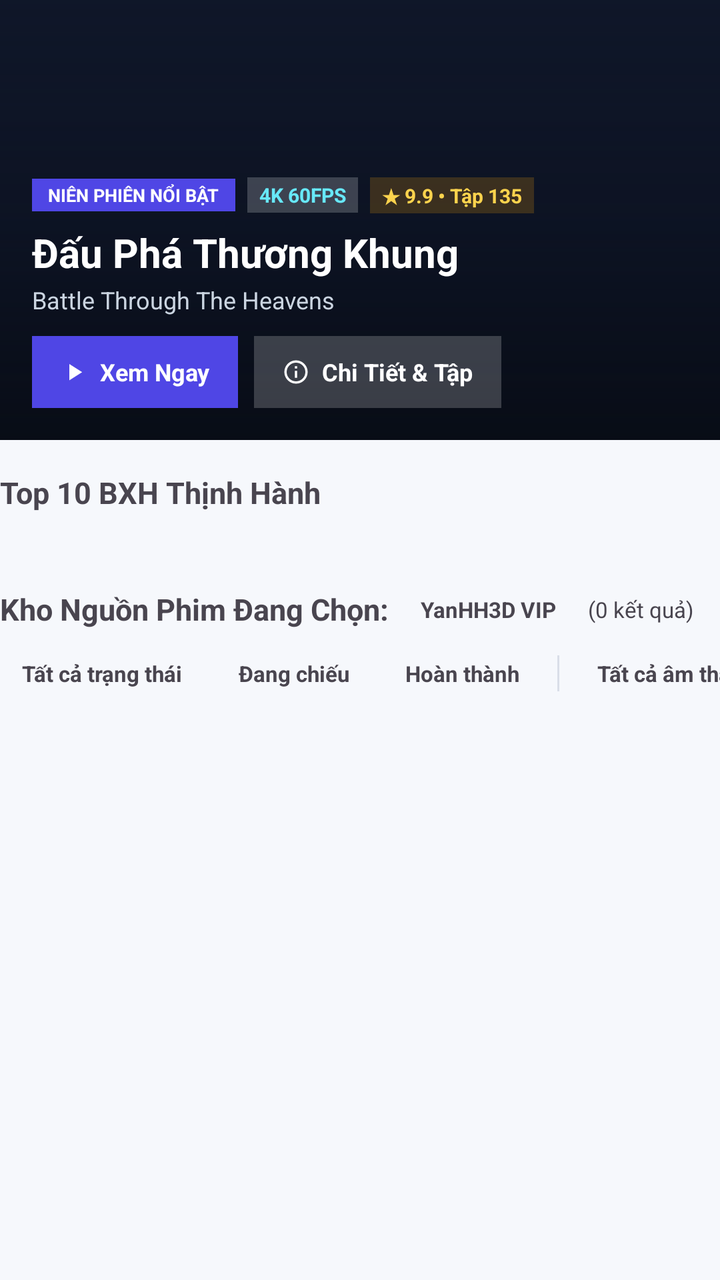
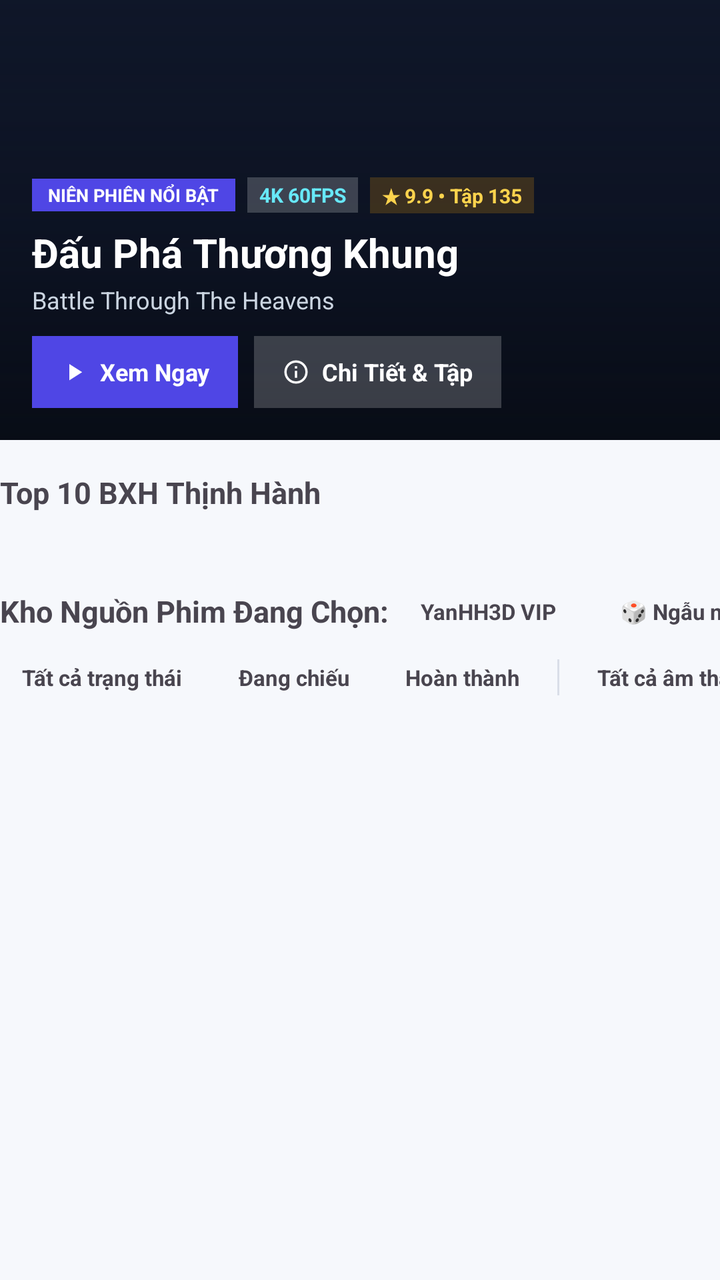

An Android layout rendered at two revisions. The XML below is the earlier revision; the diff shows what the commit changed to produce the second picture.
<!-- AndroidManifest.xml: application theme AppTheme.NoActionBar -->
<!-- res/layout/layout_home_header.xml -->
<?xml version="1.0" encoding="utf-8"?>
<LinearLayout xmlns:android="http://schemas.android.com/apk/res/android"
    xmlns:app="http://schemas.android.com/apk/res-auto"
    android:layout_width="match_parent"
    android:layout_height="wrap_content"
    android:orientation="vertical">

    
    <TextView
        android:id="@+id/txtLoadingFeedBanner"
        android:layout_width="wrap_content"
        android:layout_height="wrap_content"
        android:layout_gravity="center_horizontal"
        android:layout_marginBottom="10dp"
        android:paddingHorizontal="14dp"
        android:paddingVertical="6dp"
        android:text="⬇ Đang kết nối cụm kho hoạt hình 3D..."
        android:textSize="11sp"
        android:textStyle="bold"
        android:visibility="gone" />

    
    <LinearLayout
        android:id="@+id/searchStatusPanel"
        android:layout_width="match_parent"
        android:layout_height="wrap_content"
        android:layout_marginBottom="14dp"
        android:orientation="vertical"
        android:padding="14dp"
        android:visibility="gone">

        <LinearLayout
            android:id="@+id/searchStatusRow"
            android:layout_width="match_parent"
            android:layout_height="wrap_content"
            android:orientation="horizontal">

            
            <LinearLayout
                android:id="@+id/multiSearchLeftPanel"
                android:layout_width="196dp"
                android:layout_height="wrap_content"
                android:layout_marginEnd="14dp"
                android:orientation="vertical"
                android:visibility="gone" />

            
            <LinearLayout
                android:layout_width="0dp"
                android:layout_height="wrap_content"
                android:layout_weight="1"
                android:orientation="vertical">

                <LinearLayout
                    android:layout_width="match_parent"
                    android:layout_height="wrap_content"
                    android:gravity="center_vertical"
                    android:orientation="horizontal">

                    <LinearLayout
                        android:layout_width="0dp"
                        android:layout_height="wrap_content"
                        android:layout_weight="1"
                        android:orientation="vertical">

                        <TextView
                            android:id="@+id/txtSearchHeaderTitle"
                            android:layout_width="wrap_content"
                            android:layout_height="wrap_content"
                            android:text="Kết quả tìm kiếm"
                            android:textSize="14sp"
                            android:textStyle="bold" />

                        <TextView
                            android:id="@+id/txtSearchHeaderSub"
                            android:layout_width="wrap_content"
                            android:layout_height="wrap_content"
                            android:layout_marginTop="2dp"
                            android:textSize="11sp" />
                    </LinearLayout>

                    <Button
                        android:id="@+id/btnHomeClearSearch"
                        android:layout_width="wrap_content"
                        android:layout_height="34dp"
                        android:layout_marginStart="8dp"
                        android:backgroundTint="#33F43F5E"
                        android:focusable="true"
                        android:minHeight="0dp"
                        android:text="✕ Xóa tìm kiếm"
                        android:textAllCaps="false"
                        android:textColor="#F43F5E"
                        android:textSize="11sp"
                        android:textStyle="bold" />
                </LinearLayout>

                <HorizontalScrollView
                    android:id="@+id/multiSearchMobileScroll"
                    android:layout_width="match_parent"
                    android:layout_height="wrap_content"
                    android:layout_marginTop="10dp"
                    android:scrollbars="none"
                    android:visibility="gone">

                    <LinearLayout
                        android:id="@+id/multiSearchMobileChips"
                        android:layout_width="wrap_content"
                        android:layout_height="wrap_content"
                        android:orientation="horizontal" />
                </HorizontalScrollView>
            </LinearLayout>
        </LinearLayout>
    </LinearLayout>

    
    <FrameLayout
        android:id="@+id/heroCard"
        android:layout_width="match_parent"
        android:layout_height="220dp"
        android:layout_marginBottom="16dp">

        <ImageView
            android:id="@+id/imgHeroBg"
            android:layout_width="match_parent"
            android:layout_height="match_parent"
            android:background="#0F172A"
            android:scaleType="centerCrop" />

        <View
            android:layout_width="match_parent"
            android:layout_height="match_parent"
            android:background="@drawable/bg_hero_scrim" />

        <LinearLayout
            android:layout_width="match_parent"
            android:layout_height="wrap_content"
            android:layout_gravity="bottom"
            android:orientation="vertical"
            android:padding="16dp">

            <LinearLayout
                android:layout_width="wrap_content"
                android:layout_height="wrap_content"
                android:gravity="center_vertical"
                android:orientation="horizontal">

                <TextView
                    android:layout_width="wrap_content"
                    android:layout_height="wrap_content"
                    android:background="#4F46E5"
                    android:paddingHorizontal="8dp"
                    android:paddingVertical="2dp"
                    android:text="NIÊN PHIÊN NỔI BẬT"
                    android:textColor="#FFFFFF"
                    android:textSize="9sp"
                    android:textStyle="bold" />

                <TextView
                    android:id="@+id/txtHeroQuality"
                    android:layout_width="wrap_content"
                    android:layout_height="wrap_content"
                    android:layout_marginStart="6dp"
                    android:background="#33FFFFFF"
                    android:paddingHorizontal="6dp"
                    android:paddingVertical="2dp"
                    android:text="4K 60FPS"
                    android:textColor="#67E8F9"
                    android:textSize="10sp"
                    android:textStyle="bold" />

                <TextView
                    android:id="@+id/txtHeroRating"
                    android:layout_width="wrap_content"
                    android:layout_height="wrap_content"
                    android:layout_marginStart="6dp"
                    android:background="#33F59E0B"
                    android:paddingHorizontal="6dp"
                    android:paddingVertical="2dp"
                    android:text="★ 9.9 • Tập 135"
                    android:textColor="#FCD34D"
                    android:textSize="10sp"
                    android:textStyle="bold" />
            </LinearLayout>

            <TextView
                android:id="@+id/txtHeroTitle"
                android:layout_width="match_parent"
                android:layout_height="wrap_content"
                android:layout_marginTop="6dp"
                android:ellipsize="end"
                android:maxLines="1"
                android:text="Đấu Phá Thương Khung"
                android:textColor="#FFFFFF"
                android:textSize="20sp"
                android:textStyle="bold" />

            <TextView
                android:id="@+id/txtHeroSub"
                android:layout_width="match_parent"
                android:layout_height="wrap_content"
                android:layout_marginTop="2dp"
                android:ellipsize="end"
                android:maxLines="1"
                android:text="Battle Through The Heavens"
                android:textColor="#CBD5E1"
                android:textSize="12sp" />

            <LinearLayout
                android:layout_width="match_parent"
                android:layout_height="wrap_content"
                android:layout_marginTop="10dp"
                android:gravity="center_vertical"
                android:orientation="horizontal">

                <LinearLayout
                    android:id="@+id/btnHeroPlay"
                    android:layout_width="wrap_content"
                    android:layout_height="36dp"
                    android:background="#4F46E5"
                    android:clickable="true"
                    android:focusable="true"
                    android:gravity="center_vertical"
                    android:orientation="horizontal"
                    android:paddingHorizontal="14dp">

                    <ImageView
                        android:layout_width="14dp"
                        android:layout_height="14dp"
                        android:layout_marginEnd="6dp"
                        android:importantForAccessibility="no"
                        app:srcCompat="@drawable/ic_play_arrow_sm" />

                    <TextView
                        android:layout_width="wrap_content"
                        android:layout_height="wrap_content"
                        android:text="Xem Ngay"
                        android:textColor="#FFFFFF"
                        android:textSize="12sp"
                        android:textStyle="bold" />
                </LinearLayout>

                <LinearLayout
                    android:id="@+id/btnHeroDetail"
                    android:layout_width="wrap_content"
                    android:layout_height="36dp"
                    android:layout_marginStart="8dp"
                    android:background="#33FFFFFF"
                    android:clickable="true"
                    android:focusable="true"
                    android:gravity="center_vertical"
                    android:orientation="horizontal"
                    android:paddingHorizontal="14dp">

                    <ImageView
                        android:layout_width="14dp"
                        android:layout_height="14dp"
                        android:layout_marginEnd="6dp"
                        android:importantForAccessibility="no"
                        app:srcCompat="@drawable/ic_info_outline" />

                    <TextView
                        android:layout_width="wrap_content"
                        android:layout_height="wrap_content"
                        android:text="Chi Tiết &amp; Tập"
                        android:textColor="#FFFFFF"
                        android:textSize="12sp"
                        android:textStyle="bold" />
                </LinearLayout>

                <Space
                    android:layout_width="0dp"
                    android:layout_height="1dp"
                    android:layout_weight="1" />

                <LinearLayout
                    android:id="@+id/heroDotsContainer"
                    android:layout_width="wrap_content"
                    android:layout_height="wrap_content"
                    android:orientation="horizontal" />
            </LinearLayout>
        </LinearLayout>
    </FrameLayout>

    
    <LinearLayout
        android:id="@+id/continuePanel"
        android:layout_width="match_parent"
        android:layout_height="wrap_content"
        android:layout_marginBottom="16dp"
        android:orientation="vertical"
        android:padding="14dp"
        android:visibility="gone">

        <LinearLayout
            android:layout_width="match_parent"
            android:layout_height="wrap_content"
            android:layout_marginBottom="10dp"
            android:gravity="center_vertical"
            android:orientation="horizontal">

            <TextView
                android:id="@+id/txtContinueHeading"
                android:layout_width="0dp"
                android:layout_height="wrap_content"
                android:layout_weight="1"
                android:text="▶ Tiếp tục xem"
                android:textSize="14sp"
                android:textStyle="bold" />

            <TextView
                android:id="@+id/btnContinueClear"
                android:layout_width="wrap_content"
                android:layout_height="wrap_content"
                android:focusable="true"
                android:padding="4dp"
                android:text="Xóa lịch sử"
                android:textSize="11sp" />
        </LinearLayout>

        <androidx.recyclerview.widget.RecyclerView
            android:id="@+id/rvContinue"
            android:layout_width="match_parent"
            android:layout_height="wrap_content"
            android:nestedScrollingEnabled="false" />
    </LinearLayout>

    
    <LinearLayout
        android:id="@+id/trendingSection"
        android:layout_width="match_parent"
        android:layout_height="wrap_content"
        android:layout_marginBottom="16dp"
        android:orientation="vertical">

        <LinearLayout
            android:layout_width="match_parent"
            android:layout_height="wrap_content"
            android:layout_marginBottom="8dp"
            android:gravity="center_vertical"
            android:orientation="horizontal">

            <TextView
                android:id="@+id/txtTrendingHeading"
                android:layout_width="match_parent"
                android:layout_height="wrap_content"
                android:text="Top 10 BXH Thịnh Hành"
                android:textSize="15sp"
                android:textStyle="bold" />
        </LinearLayout>

        <androidx.recyclerview.widget.RecyclerView
            android:id="@+id/rvTrending"
            android:layout_width="match_parent"
            android:layout_height="wrap_content"
            android:nestedScrollingEnabled="false" />
    </LinearLayout>

    
    <LinearLayout
        android:id="@+id/tvCarouselsContainer"
        android:layout_width="match_parent"
        android:layout_height="wrap_content"
        android:orientation="vertical"
        android:visibility="gone" />

    
    <androidx.recyclerview.widget.RecyclerView
        android:id="@+id/rvGenres"
        android:layout_width="match_parent"
        android:layout_height="wrap_content"
        android:layout_marginBottom="14dp"
        android:nestedScrollingEnabled="false" />

    
    <LinearLayout
        android:layout_width="match_parent"
        android:layout_height="wrap_content"
        android:layout_marginBottom="8dp"
        android:gravity="center_vertical"
        android:orientation="horizontal">

        <TextView
            android:id="@+id/txtCatalogTitle"
            android:layout_width="wrap_content"
            android:layout_height="wrap_content"
            android:text="Kho Nguồn Phim Đang Chọn:"
            android:textSize="15sp"
            android:textStyle="bold" />

        <TextView
            android:id="@+id/txtCatalogSourceBadge"
            android:layout_width="wrap_content"
            android:layout_height="wrap_content"
            android:layout_marginStart="6dp"
            android:paddingHorizontal="10dp"
            android:paddingVertical="3dp"
            android:text="YanHH3D VIP"
            android:textSize="11sp"
            android:textStyle="bold" />

        <TextView
            android:id="@+id/txtCatalogCount"
            android:layout_width="wrap_content"
            android:layout_height="wrap_content"
            android:layout_marginStart="6dp"
            android:text="(0 kết quả)"
            android:textSize="11sp" />
    </LinearLayout>

    
    <HorizontalScrollView
        android:id="@+id/catalogFilterScroll"
        android:layout_width="match_parent"
        android:layout_height="wrap_content"
        android:layout_marginBottom="10dp"
        android:scrollbars="none">

        <LinearLayout
            android:id="@+id/catalogFilterBar"
            android:layout_width="wrap_content"
            android:layout_height="wrap_content"
            android:gravity="center_vertical"
            android:orientation="horizontal">

            <TextView
                android:id="@+id/chipStatusAll"
                android:layout_width="wrap_content"
                android:layout_height="wrap_content"
                android:layout_marginEnd="6dp"
                android:clickable="true"
                android:focusable="true"
                android:paddingHorizontal="11dp"
                android:paddingVertical="6dp"
                android:text="Tất cả trạng thái"
                android:textSize="11sp"
                android:textStyle="bold" />

            <TextView
                android:id="@+id/chipStatusOngoing"
                android:layout_width="wrap_content"
                android:layout_height="wrap_content"
                android:layout_marginEnd="6dp"
                android:clickable="true"
                android:focusable="true"
                android:paddingHorizontal="11dp"
                android:paddingVertical="6dp"
                android:text="Đang chiếu"
                android:textSize="11sp"
                android:textStyle="bold" />

            <TextView
                android:id="@+id/chipStatusCompleted"
                android:layout_width="wrap_content"
                android:layout_height="wrap_content"
                android:layout_marginEnd="8dp"
                android:clickable="true"
                android:focusable="true"
                android:paddingHorizontal="11dp"
                android:paddingVertical="6dp"
                android:text="Hoàn thành"
                android:textSize="11sp"
                android:textStyle="bold" />

            <View
                android:id="@+id/catalogStatusDivider"
                android:layout_width="1dp"
                android:layout_height="18dp"
                android:layout_marginEnd="8dp"
                android:background="#4D94A3B8" />

            <TextView
                android:id="@+id/chipAudioAll"
                android:layout_width="wrap_content"
                android:layout_height="wrap_content"
                android:layout_marginEnd="6dp"
                android:clickable="true"
                android:focusable="true"
                android:paddingHorizontal="11dp"
                android:paddingVertical="6dp"
                android:text="Tất cả âm thanh"
                android:textSize="11sp"
                android:textStyle="bold" />

            <TextView
                android:id="@+id/chipAudioDub"
                android:layout_width="wrap_content"
                android:layout_height="wrap_content"
                android:layout_marginEnd="6dp"
                android:clickable="true"
                android:focusable="true"
                android:paddingHorizontal="11dp"
                android:paddingVertical="6dp"
                android:text="Thuyết Minh"
                android:textSize="11sp"
                android:textStyle="bold" />

            <TextView
                android:id="@+id/chipAudioSub"
                android:layout_width="wrap_content"
                android:layout_height="wrap_content"
                android:layout_marginEnd="8dp"
                android:clickable="true"
                android:focusable="true"
                android:paddingHorizontal="11dp"
                android:paddingVertical="6dp"
                android:text="Vietsub"
                android:textSize="11sp"
                android:textStyle="bold" />

            <View
                android:id="@+id/catalogFilterDivider"
                android:layout_width="1dp"
                android:layout_height="18dp"
                android:layout_marginEnd="8dp"
                android:background="#4D94A3B8" />

            <TextView
                android:id="@+id/chipSortDefault"
                android:layout_width="wrap_content"
                android:layout_height="wrap_content"
                android:layout_marginEnd="6dp"
                android:clickable="true"
                android:focusable="true"
                android:paddingHorizontal="11dp"
                android:paddingVertical="6dp"
                android:text="Mới cập nhật"
                android:textSize="11sp"
                android:textStyle="bold" />

            <TextView
                android:id="@+id/chipSortEpisodes"
                android:layout_width="wrap_content"
                android:layout_height="wrap_content"
                android:layout_marginEnd="6dp"
                android:clickable="true"
                android:focusable="true"
                android:paddingHorizontal="11dp"
                android:paddingVertical="6dp"
                android:text="Nhiều tập"
                android:textSize="11sp"
                android:textStyle="bold" />

            <TextView
                android:id="@+id/chipSortRating"
                android:layout_width="wrap_content"
                android:layout_height="wrap_content"
                android:layout_marginEnd="6dp"
                android:clickable="true"
                android:focusable="true"
                android:paddingHorizontal="11dp"
                android:paddingVertical="6dp"
                android:text="★ Đánh giá cao"
                android:textSize="11sp"
                android:textStyle="bold" />

            <TextView
                android:id="@+id/chipSortTitleAz"
                android:layout_width="wrap_content"
                android:layout_height="wrap_content"
                android:clickable="true"
                android:focusable="true"
                android:paddingHorizontal="11dp"
                android:paddingVertical="6dp"
                android:text="Tên A - Z"
                android:textSize="11sp"
                android:textStyle="bold" />
        </LinearLayout>
    </HorizontalScrollView>

    <LinearLayout
        android:id="@+id/emptyCatalogBox"
        android:layout_width="match_parent"
        android:layout_height="wrap_content"
        android:gravity="center"
        android:orientation="vertical"
        android:paddingVertical="40dp"
        android:visibility="gone">

        <TextView
            android:id="@+id/txtEmptyCatalog"
            android:layout_width="match_parent"
            android:layout_height="wrap_content"
            android:gravity="center"
            android:text="🎬 Không tìm thấy phim phù hợp với bộ lọc"
            android:textSize="13sp" />

        <Button
            android:id="@+id/btnResetCatalogFilters"
            android:layout_width="wrap_content"
            android:layout_height="36dp"
            android:layout_marginTop="10dp"
            android:focusable="true"
            android:minHeight="0dp"
            android:paddingHorizontal="16dp"
            android:text="↺ Đặt lại bộ lọc"
            android:textAllCaps="false"
            android:textSize="12sp"
            android:textStyle="bold"
            android:visibility="gone" />
    </LinearLayout>
</LinearLayout>
<!-- resources referenced by this layout -->
<resources>
  <!-- drawable bg_hero_scrim (drawable) -->
  <?xml version="1.0" encoding="utf-8"?>
  <shape xmlns:android="http://schemas.android.com/apk/res/android"
      android:shape="rectangle">
      <gradient
          android:angle="270"
          android:centerColor="#66080C18"
          android:endColor="#EB070B14"
          android:startColor="#14080C18" />
  </shape>
  <!-- drawable ic_info_outline (drawable) -->
  <vector xmlns:android="http://schemas.android.com/apk/res/android"
      android:width="14dp"
      android:height="14dp"
      android:viewportWidth="24"
      android:viewportHeight="24">
      <path
          android:fillColor="#FFFFFF"
          android:pathData="M11,7h2v2h-2zM11,11h2v6h-2zM12,2C6.48,2 2,6.48 2,12s4.48,10 10,10 10,-4.48 10,-10S17.52,2 12,2zM12,20c-4.41,0 -8,-3.59 -8,-8s3.59,-8 8,-8 8,3.59 8,8 -3.59,8 -8,8z" />
  </vector>
  <!-- drawable ic_play_arrow_sm (drawable) -->
  <vector xmlns:android="http://schemas.android.com/apk/res/android"
      android:width="14dp"
      android:height="14dp"
      android:viewportWidth="24"
      android:viewportHeight="24">
      <path
          android:fillColor="#FFFFFF"
          android:pathData="M8,5.14v14l11,-7 -11,-7z" />
  </vector>
  <style name="AppTheme.NoActionBar" parent="Theme.Material3.DayNight.NoActionBar">
          <item name="windowActionBar">false</item>
          <item name="windowNoTitle">true</item>
          <item name="colorPrimary">@color/colorPrimary</item>
          <item name="colorAccent">@color/colorAccent</item>
          <item name="android:windowBackground">@color/pearl_bg_primary</item>
          <item name="android:statusBarColor">@android:color/transparent</item>
          <item name="android:navigationBarColor">@android:color/transparent</item>
      </style>
  <color name="colorPrimary">#5C6BC0</color>
  <color name="colorAccent">#43A6B8</color>
  <color name="pearl_bg_primary">#F6F8FC</color>
</resources>

<!-- the commit's change to res/layout/layout_home_header.xml (unified diff, before → after) -->
@@ -326,6 +326,58 @@
 
     
     <LinearLayout
+        android:id="@+id/favUpdatesPanel"
+        android:layout_width="match_parent"
+        android:layout_height="wrap_content"
+        android:layout_marginBottom="16dp"
+        android:orientation="vertical"
+        android:padding="12dp"
+        android:visibility="gone">
+
+        <LinearLayout
+            android:layout_width="match_parent"
+            android:layout_height="wrap_content"
+            android:layout_marginBottom="8dp"
+            android:gravity="center_vertical"
+            android:orientation="horizontal">
+
+            <TextView
+                android:id="@+id/txtFavUpdatesHeading"
+                android:layout_width="0dp"
+                android:layout_height="wrap_content"
+                android:layout_weight="1"
+                android:text="🔔 Mới ra mắt trong Yêu thích"
+                android:textSize="13.5sp"
+                android:textStyle="bold" />
+
+            <TextView
+                android:id="@+id/btnFavUpdatesAll"
+                android:layout_width="wrap_content"
+                android:layout_height="wrap_content"
+                android:clickable="true"
+                android:focusable="true"
+                android:paddingHorizontal="8dp"
+                android:paddingVertical="3dp"
+                android:text="Xem tất cả ›"
+                android:textSize="11sp"
+                android:textStyle="bold" />
+        </LinearLayout>
+
+        <HorizontalScrollView
+            android:layout_width="match_parent"
+            android:layout_height="wrap_content"
+            android:scrollbars="none">
+
+            <LinearLayout
+                android:id="@+id/favUpdatesChipsContainer"
+                android:layout_width="wrap_content"
+                android:layout_height="wrap_content"
+                android:orientation="horizontal" />
+        </HorizontalScrollView>
+    </LinearLayout>
+
+    
+    <LinearLayout
         android:id="@+id/trendingSection"
         android:layout_width="match_parent"
         android:layout_height="wrap_content"
@@ -400,11 +452,41 @@
 
         <TextView
             android:id="@+id/txtCatalogCount"
-            android:layout_width="wrap_content"
+            android:layout_width="0dp"
             android:layout_height="wrap_content"
             android:layout_marginStart="6dp"
+            android:layout_weight="1"
+            android:ellipsize="end"
+            android:maxLines="1"
             android:text="(0 kết quả)"
             android:textSize="11sp" />
+
+        <TextView
+            android:id="@+id/btnHomeRandom"
+            android:layout_width="wrap_content"
+            android:layout_height="wrap_content"
+            android:layout_marginStart="6dp"
+            android:clickable="true"
+            android:focusable="true"
+            android:paddingHorizontal="10dp"
+            android:paddingVertical="4dp"
+            android:text="🎲 Ngẫu nhiên"
+            android:textSize="11sp"
+            android:textStyle="bold" />
+
+        <TextView
+            android:id="@+id/btnRefreshTvFeed"
+            android:layout_width="wrap_content"
+            android:layout_height="wrap_content"
+            android:layout_marginStart="6dp"
+            android:clickable="true"
+            android:focusable="true"
+            android:paddingHorizontal="10dp"
+            android:paddingVertical="4dp"
+            android:text="↻ Làm mới"
+            android:textSize="11sp"
+            android:textStyle="bold"
+            android:visibility="gone" />
     </LinearLayout>
 
     
